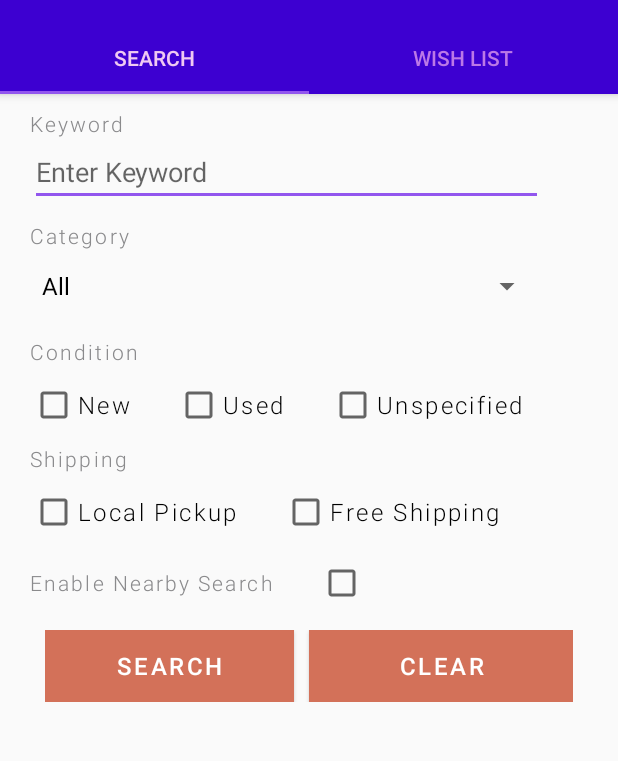
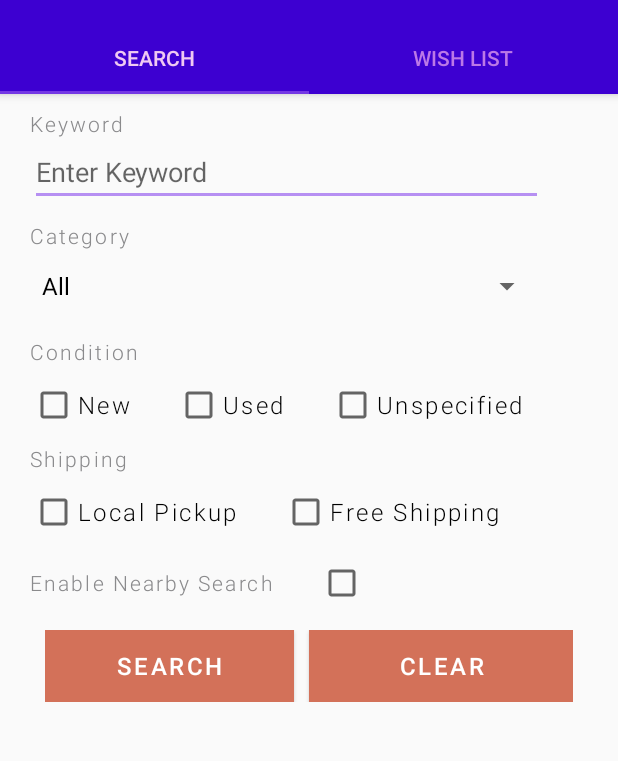
Before and after one commit to gyanesh94/USC_CSCI_571_Web_Technologies, an Android app: the screen it shows after launch (MainActivity), on a phone screen of 412 x 824 dp, the part 62-823 px from its top. Run offline under Robolectric (Android 15) with nearby library versions, the phone set to English and light mode, and no system bars; our stand-ins replace Volley; pictures from the network do not load.

Commit message:
productUrl is empty go to ebay.com Changed Accent Color

```diff
--- a/Ebay-Product-Search-Android/android_app/app/src/main/java/edu/gyaneshm/ebay_product_search/fragments/ShippingFragment.java
+++ b/Ebay-Product-Search-Android/android_app/app/src/main/java/edu/gyaneshm/ebay_product_search/fragments/ShippingFragment.java
@@ -210,7 +210,7 @@ public class ShippingFragment extends Fragment {
             mSoldByPopularityCircularScoreView.setBackgroundColor(Color.WHITE);
             mSoldByPopularityCircularScoreView.setTextColor(Color.BLACK);
             mSoldByPopularityCircularScoreView.setPrimaryColor(Color.parseColor("#FFD37159"));
-            mSoldByPopularityCircularScoreView.setSecondaryColor(Color.WHITE);
+            mSoldByPopularityCircularScoreView.setSecondaryColor(Color.parseColor("#A69256EE"));
             mSoldByPopularityCircularScoreView.setScore(Utils.doubleToInt(popularity));
             mSoldByPopularityLinearLayout.setVisibility(View.VISIBLE);
 
--- a/Ebay-Product-Search-Android/android_app/app/src/main/res/values/colors.xml
+++ b/Ebay-Product-Search-Android/android_app/app/src/main/res/values/colors.xml
@@ -2,7 +2,7 @@
 <resources>
     <color name="colorPrimary">#FF3D00D1</color>
     <color name="colorPrimaryDark">#FF1D0076</color>
-    <color name="colorAccent">#FF9256EE</color>
+    <color name="colorAccent">#A69256EE</color>
 
     <color name="app_orange_accent">#FFD37159</color>
 
```
Also changed, not shown: Ebay-Product-Search-Android/android_app/app/src/main/java/edu/gyaneshm/ebay_product_search/ProductDetailActivity.java (+5 -5 lines).
